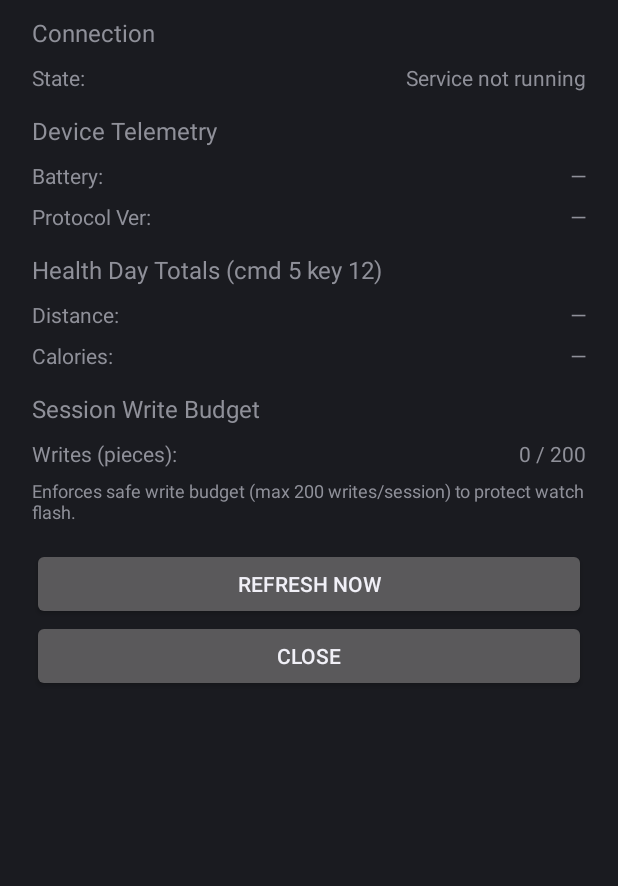
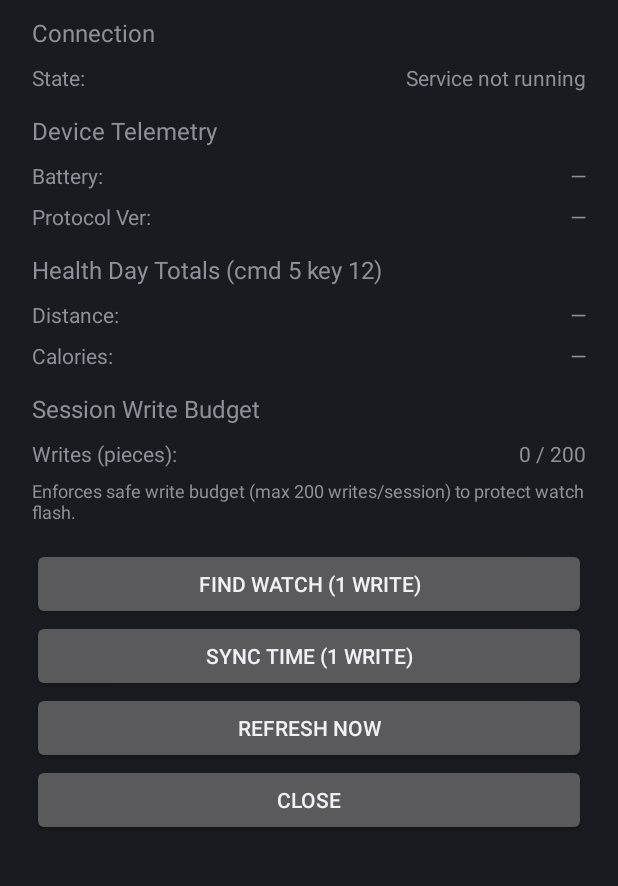
Before and after one commit to THAI-passport/reWatch, an Android app: the StatusActivity screen opened directly, with no data from a screen before it, on a phone screen of 412 x 824 dp, the part 197-1083 px from its top. Run offline under Robolectric (Android 15) with nearby library versions, the phone set to English and light mode, and no system bars.

Commit message:
c900 G4: Find/Time buttons for LIVE-APP-1; run sheet limits pushes
Co-Authored-By: Claude Opus 5.5 <noreply@anthropic.com>
Claude-Session: https://claude.ai/code/session_01YYBLofgny2XFBRz2qSt9Rf

```diff
--- a/client/c900-android/app/src/main/kotlin/rewatch/c900/app/StatusActivity.kt
+++ b/client/c900-android/app/src/main/kotlin/rewatch/c900/app/StatusActivity.kt
@@ -192,7 +192,16 @@ class StatusActivity : Activity() {
         }
         container.addView(budgetNote)
 
-        // Actions
+        // Actions: one tap = one command (LIVE-APP-1 steps 4-5); ignored unless connected and ready.
+        container.addView(Button(this).apply {
+            text = "Find watch (1 write)"
+            setOnClickListener { WatchService.activeInstance?.sendFind() }
+        })
+        container.addView(Button(this).apply {
+            text = "Sync time (1 write)"
+            setOnClickListener { WatchService.activeInstance?.sendTimeSync() }
+        })
+
         val refreshButton = Button(this).apply {
             text = "Refresh Now"
             setOnClickListener { updateViews() }
```
Also changed, not shown: client/c900-android/app/src/main/kotlin/rewatch/c900/app/WatchService.kt (+15 -0 lines), 3 other files.
